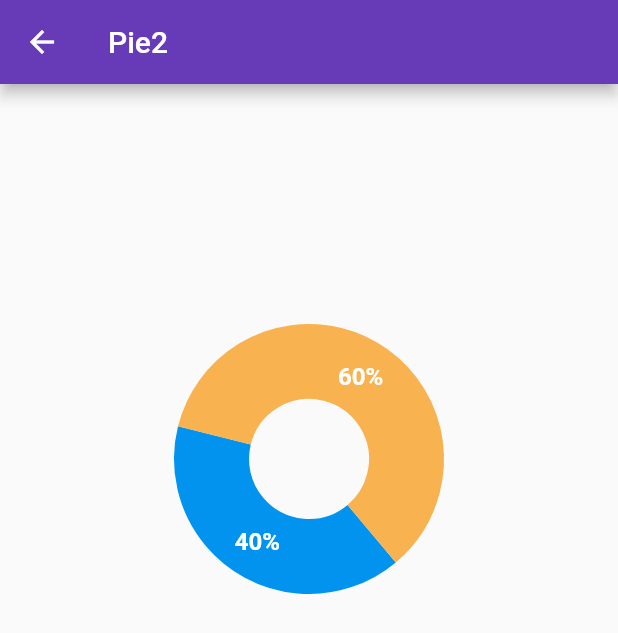
After one commit to glowisn/fl_chart_toy, a Flutter app: the Pie2 screen opened directly, on a phone screen of 412 x 824 dp. The commit adds this screen. Shown: the top 633 px of the screen. Run offline on Flutter 3.47's test engine with Material 2 defaults, Android fonts, the phone set to English and light mode, and no system bars; drawn by our look-alikes of fl_chart; our stand-ins replace get, syncfusion_flutter_gauges.

```diff
--- /dev/null
+++ b/lib/pie2.dart
@@ -0,0 +1,107 @@
+import 'package:fl_chart/fl_chart.dart';
+import 'package:flutter/material.dart';
+import 'package:flutter/rendering.dart';
+import 'package:flutter/src/foundation/key.dart';
+import 'package:flutter/src/widgets/framework.dart';
+
+class Pie2 extends StatefulWidget {
+  const Pie2({Key? key}) : super(key: key);
+
+  @override
+  State<Pie2> createState() => _Pie2State();
+}
+
+class _Pie2State extends State<Pie2> {
+  int touchedIndex = -1;
+
+  @override
+  Widget build(BuildContext context) {
+    return Scaffold(
+      appBar: AppBar(
+        title: Text("Pie2"),
+      ),
+      body: Container(
+        width: 500,
+        height: 500,
+        child: PieChart(PieChartData(
+          // pieTouchData: PieTouchData(
+          //     touchCallback: (FlTouchEvent event, pieTouchResponse) {
+          //   setState(() {
+          //     if (!event.isInterestedForInteractions ||
+          //         pieTouchResponse == null ||
+          //         pieTouchResponse.touchedSection == null) {
+          //       touchedIndex = -1;
+          //       return;
+          //     }
+          //     touchedIndex =
+          //         pieTouchResponse.touchedSection!.touchedSectionIndex;
+          //   });
+          // }),
+          borderData: FlBorderData(
+            show: false,
+          ),
+          sectionsSpace: 0,
+          centerSpaceRadius: 40,
+          sections: showingSections(),
+          startDegreeOffset: 50,
+        )),
+      ),
+    );
+  }
+
+  List<PieChartSectionData> showingSections() {
+    return List.generate(2, (i) {
+      final isTouched = i == touchedIndex;
+      final fontSize = isTouched ? 25.0 : 16.0;
+      final radius = isTouched ? 60.0 : 50.0;
+      switch (i) {
+        case 0:
+          return PieChartSectionData(
+            color: const Color(0xff0293ee),
+            value: 40,
+            title: '40%',
+            radius: radius,
+            titleStyle: TextStyle(
+                fontSize: fontSize,
+                fontWeight: FontWeight.bold,
+                color: const Color(0xffffffff)),
+          );
+        case 1:
+          return PieChartSectionData(
+            color: const Color(0xfff8b250),
+            value: 60,
+            title: '60%',
+            radius: radius,
+            titleStyle: TextStyle(
+                fontSize: fontSize,
+                fontWeight: FontWeight.bold,
+                color: const Color(0xffffffff)),
+          );
+        // case 2:
+        //   return PieChartSectionData(
+        //     color: const Color(0xff845bef),
+        //     value: 15,
+        //     title: '15%',
+        //     radius: radius,
+        //     titleStyle: TextStyle(
+        //         fontSize: fontSize,
+        //         fontWeight: FontWeight.bold,
+        //         color: const Color(0xffffffff)),
+        //   );
+        // case 3:
+        //   return PieChartSectionData(
+        //     color: const Color(0xff13d38e),
+        //     value: 15,
+        //     title: '15%',
+        //     radius: radius,
+        //     titleStyle: TextStyle(
+        //         fontSize: fontSize,
+        //         fontWeight: FontWeight.bold,
+        //         color: const Color(0xffffffff)),
+        //   );
+        default:
+          throw Error();
+      }
+    });
+  }
+}
--- a/pubspec.yaml
+++ b/pubspec.yaml
@@ -36,6 +36,7 @@ dependencies:
   cupertino_icons: ^1.0.2
   fl_chart: ^0.40.6
   get: ^4.6.1
+  syncfusion_flutter_gauges: ^20.1.61
 
 dev_dependencies:
   flutter_test:
```
Also changed, not shown: lib/home.dart (+19 -4 lines), lib/synfusion_semi_circular.dart (added, +48 -0 lines), pubspec.lock, 1 other file.
